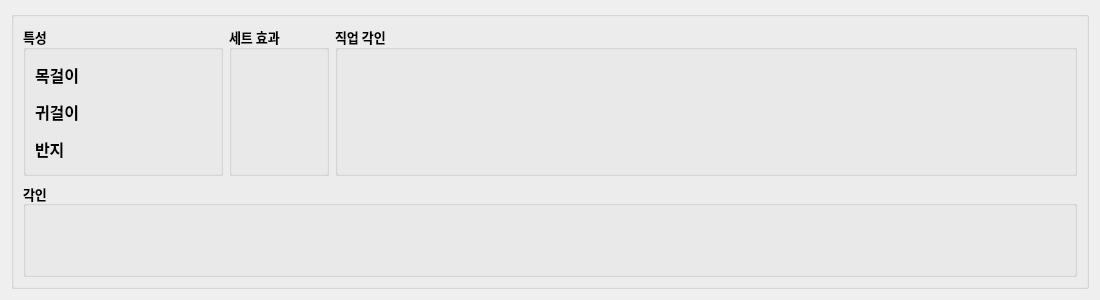
Above: setting_adviser/ui/setting_widget.ui from Wseop/Qt_LoaTools before the change. Below: the same form after it.
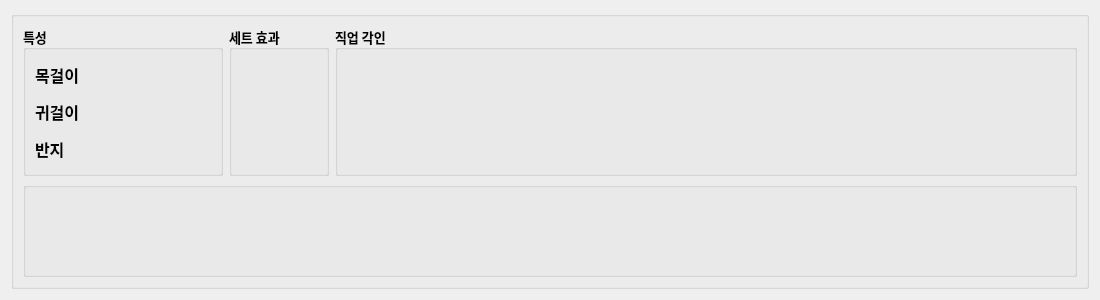
That is the form after the change.

Commit message: Implement function - render top3 settings per class

Diff of the .ui file:
```diff
--- a/setting_adviser/ui/setting_widget.ui
+++ b/setting_adviser/ui/setting_widget.ui
@@ -30,14 +30,17 @@
      </property>
      <property name="font">
       <font>
-       <family>나눔스퀘어_ac Bold</family>
-       <pointsize>12</pointsize>
+       <family>나눔스퀘어 네오 ExtraBold</family>
+       <pointsize>14</pointsize>
        <bold>true</bold>
       </font>
      </property>
      <property name="title">
       <string/>
      </property>
+     <property name="alignment">
+      <set>Qt::AlignLeading|Qt::AlignLeft|Qt::AlignTop</set>
+     </property>
      <layout class="QVBoxLayout" name="verticalLayout_5">
       <item>
        <layout class="QHBoxLayout" name="hLayout1">
@@ -342,7 +345,7 @@
          </font>
         </property>
         <property name="title">
-         <string>각인</string>
+         <string/>
         </property>
         <property name="alignment">
          <set>Qt::AlignLeading|Qt::AlignLeft|Qt::AlignVCenter</set>
```
The commit also changes 6 other files.
